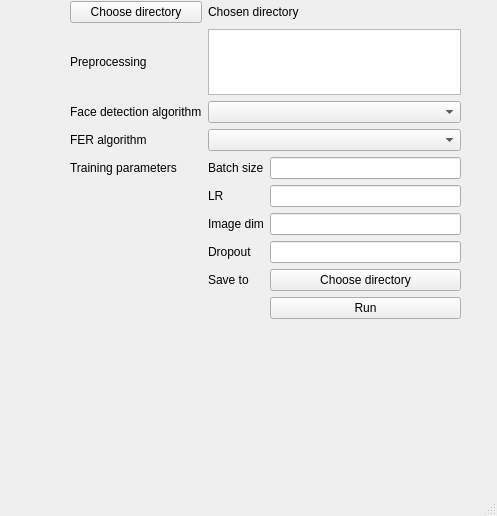
Qt form gui/MainWindow.ui (imoladezsi/FER_project) before a commit.
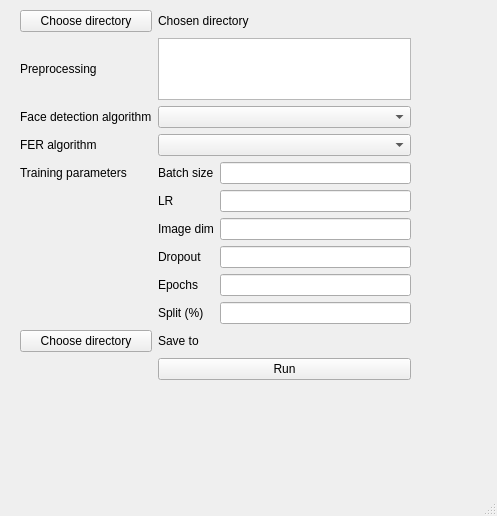
The same form after that commit.

What changed in the file:
```diff
--- a/gui/MainWindow.ui
+++ b/gui/MainWindow.ui
@@ -17,13 +17,27 @@
    <widget class="QWidget" name="gridLayoutWidget_2">
     <property name="geometry">
      <rect>
-      <x>70</x>
-      <y>1</y>
+      <x>20</x>
+      <y>10</y>
       <width>391</width>
-      <height>318</height>
+      <height>370</height>
      </rect>
     </property>
     <layout class="QGridLayout" name="gridLayout_2">
+     <item row="4" column="1">
+      <widget class="QLabel" name="label_2">
+       <property name="text">
+        <string>Batch size</string>
+       </property>
+      </widget>
+     </item>
+     <item row="6" column="1">
+      <widget class="QLabel" name="label_4">
+       <property name="text">
+        <string>Image dim</string>
+       </property>
+      </widget>
+     </item>
      <item row="1" column="0">
       <widget class="QLabel" name="label_5">
        <property name="text">
@@ -34,45 +48,24 @@
      <item row="1" column="1" colspan="2">
       <widget class="QListView" name="preprocListView"/>
      </item>
-     <item row="6" column="1">
-      <widget class="QLabel" name="label_4">
+     <item row="8" column="1">
+      <widget class="QLabel" name="label_8">
        <property name="text">
-        <string>Image dim</string>
-       </property>
-      </widget>
-     </item>
-     <item row="8" column="2">
-      <widget class="QPushButton" name="destinationButton">
-       <property name="text">
-        <string>Choose directory</string>
+        <string>Epochs</string>
        </property>
       </widget>
      </item>
      <item row="5" column="2">
       <widget class="QLineEdit" name="learningRateLineEdit"/>
      </item>
-     <item row="6" column="2">
-      <widget class="QLineEdit" name="imgDimLineEdit"/>
-     </item>
-     <item row="2" column="1" colspan="2">
-      <widget class="QComboBox" name="faceDetComboBox"/>
-     </item>
      <item row="3" column="1" colspan="2">
       <widget class="QComboBox" name="modelComboBox"/>
      </item>
-     <item row="8" column="1">
-      <widget class="QLabel" name="label_6">
-       <property name="text">
-        <string>Save to</string>
-       </property>
-      </widget>
+     <item row="2" column="1" colspan="2">
+      <widget class="QComboBox" name="faceDetComboBox"/>
      </item>
-     <item row="5" column="1">
-      <widget class="QLabel" name="label_3">
-       <property name="text">
-        <string>LR</string>
-       </property>
-      </widget>
+     <item row="6" column="2">
+      <widget class="QLineEdit" name="imgDimLineEdit"/>
      </item>
      <item row="2" column="0">
       <widget class="QLabel" name="faceDetLabel">
@@ -81,13 +74,6 @@
        </property>
       </widget>
      </item>
-     <item row="9" column="2">
-      <widget class="QPushButton" name="runButton">
-       <property name="text">
-        <string>Run</string>
-       </property>
-      </widget>
-     </item>
      <item row="0" column="1" colspan="2">
       <widget class="QLabel" name="dirLabel">
        <property name="text">
@@ -95,6 +81,13 @@
        </property>
       </widget>
      </item>
+     <item row="5" column="1">
+      <widget class="QLabel" name="label_3">
+       <property name="text">
+        <string>LR</string>
+       </property>
+      </widget>
+     </item>
      <item row="0" column="0">
       <widget class="QPushButton" name="directoryButton">
        <property name="text">
@@ -102,13 +95,6 @@
        </property>
       </widget>
      </item>
-     <item row="4" column="1">
-      <widget class="QLabel" name="label_2">
-       <property name="text">
-        <string>Batch size</string>
-       </property>
-      </widget>
-     </item>
      <item row="3" column="0">
       <widget class="QLabel" name="modelLabel">
        <property name="text">
@@ -136,6 +122,40 @@
      <item row="7" column="2">
       <widget class="QLineEdit" name="dropoutLineEdit"/>
      </item>
+     <item row="9" column="2">
+      <widget class="QLineEdit" name="splitLineEdit"/>
+     </item>
+     <item row="8" column="2">
+      <widget class="QLineEdit" name="epochsLineEdit"/>
+     </item>
+     <item row="9" column="1">
+      <widget class="QLabel" name="label_9">
+       <property name="text">
+        <string>Split (%)</string>
+       </property>
+      </widget>
+     </item>
+     <item row="10" column="0">
+      <widget class="QPushButton" name="destinationButton">
+       <property name="text">
+        <string>Choose directory</string>
+       </property>
+      </widget>
+     </item>
+     <item row="11" column="1" colspan="2">
+      <widget class="QPushButton" name="runButton">
+       <property name="text">
+        <string>Run</string>
+       </property>
+      </widget>
+     </item>
+     <item row="10" column="1" colspan="2">
+      <widget class="QLabel" name="destLabel">
+       <property name="text">
+        <string>Save to</string>
+       </property>
+      </widget>
+     </item>
     </layout>
    </widget>
   </widget>
```
Left out of the diff: 32 changed lines with no effect on the pictures.
